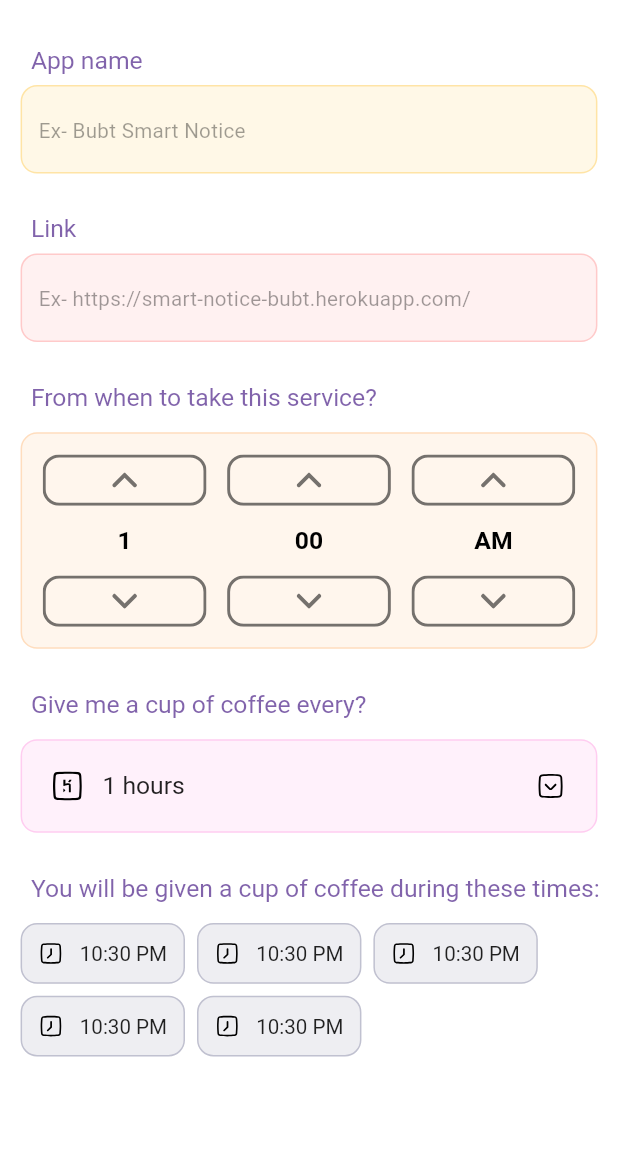
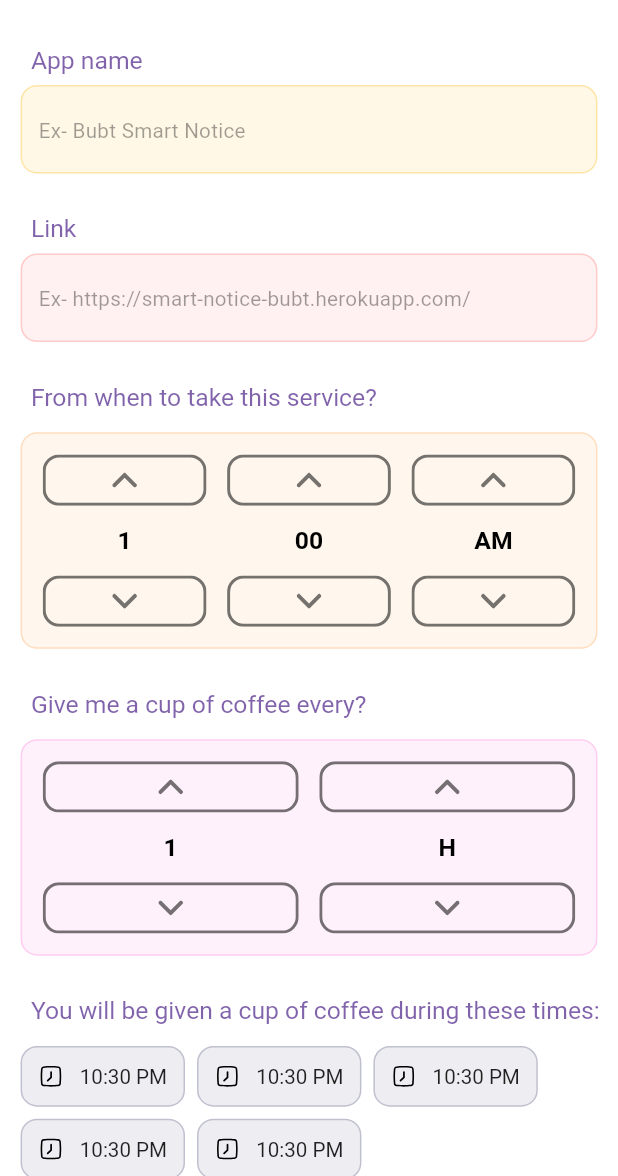
Before and after one commit to imamhossain94/Heroku-Wakes-Up, a Flutter app: the DashboardView screen opened directly, after a tap on an icon or button, on a phone screen of 412 x 824 dp, the part 60-1236 px from its top. Run offline on Flutter 3.47's test engine with Material 2 defaults, Android fonts, the phone set to English and light mode, and no system bars; our stand-ins replace animate_do, fl_chart, flutter_svg, fluttertoast, get, get_storage and 4 more; accounts and stored records are empty; Roboto replaces fonts that are missing (SofiaPro).

Commit message:
feat: interval time picker created

```diff
--- a/lib/app/controller/heroku_wake_up_controller.dart
+++ b/lib/app/controller/heroku_wake_up_controller.dart
@@ -10,13 +10,23 @@ class HerokuWakeUpController extends GetxController {
   late TextEditingController appNameTextController;
   late TextEditingController appLinkTextController;
 
+
   var hours = [for (var i = 1; i <= 12; i++) '$i'];
   var minutes = [for (var i = 0; i < 60; i++) i < 10 ? '0$i' : '$i'];
   var meridiem = ['AM', 'PM'];
+  var hourOrMinute = ['H', 'M'];
 
+  // Time selector
   var hourIndex = 0.obs;
   var minuteIndex = 0.obs;
   var meridiemIndex = 0.obs;
+
+  // Interval selector
+  var intervalHmIndex = 0.obs;
+  var intervalHIndex = 0.obs;
+  var intervalMIndex = 0.obs;
+
+
 
   @override
   void onInit() {
--- a/lib/app/view/create_app_view.dart
+++ b/lib/app/view/create_app_view.dart
@@ -9,6 +9,7 @@ import 'widgets/create_app_appbar.dart';
 import 'widgets/custom_drop_button.dart';
 import 'widgets/custom_text_editing_field.dart';
 import 'widgets/custom_time_picker.dart';
+import 'widgets/interval_time_picker.dart';
 import 'widgets/section_title.dart';
 import 'widgets/waking_up_time_widget.dart';
 
@@ -55,7 +56,7 @@ class CreateAppView extends StatelessWidget {
                       sectionTitle(
                         title: 'Give me a cup of coffee every?',
                       ),
-                      customDropDownButton(),
+                      intervalTimePicker(controller: controller),
                       sectionTitle(
                         title: 'You will be given a cup of coffee during these times:',
                       ),
--- /dev/null
+++ b/lib/app/view/widgets/interval_time_picker.dart
@@ -0,0 +1,128 @@
+import 'package:animate_do/animate_do.dart';
+import 'package:flutter/material.dart';
+import 'package:flutter_svg/svg.dart';
+import 'package:get/get.dart';
+import 'package:sizer/sizer.dart';
+
+import '../../controller/heroku_wake_up_controller.dart';
+
+Widget intervalTimePicker({required HerokuWakeUpController controller}) {
+  return FadeInUp(
+      duration: const Duration(milliseconds: 700),
+      child: Padding(
+        padding: EdgeInsets.symmetric(horizontal: 10.sp, vertical: 5.sp),
+        child: Container(
+          padding: EdgeInsets.all(10.sp),
+          decoration: BoxDecoration(
+              color: const Color(0xFFFF79D8).withOpacity(0.1),
+              borderRadius: BorderRadius.circular(8.sp),
+              border:
+                  Border.all(color: const Color(0xFFFF79D8).withOpacity(0.3))),
+          child: Row(
+            mainAxisAlignment: MainAxisAlignment.spaceEvenly,
+            children: [
+              Expanded(
+                child: Column(
+                  mainAxisSize: MainAxisSize.min,
+                  crossAxisAlignment: CrossAxisAlignment.stretch,
+                  children: [
+                    _arrowButton(
+                        iconPath: 'assets/icon/up_arrow.svg',
+                        onTap: () {
+                          if (controller.intervalHmIndex.value == 0) {
+                            controller.intervalHIndex < 11
+                                ? controller.intervalHIndex++
+                                : controller.intervalHIndex.value = 0;
+                          } else {
+                            controller.intervalMIndex < 59
+                                ? controller.intervalMIndex++
+                                : controller.intervalMIndex.value = 0;
+                          }
+                        }),
+                    Obx(() => controller.intervalHmIndex.value == 0
+                        ? _selectedText(
+                            value: controller
+                                .hours[controller.intervalHIndex.value])
+                        : _selectedText(
+                            value: controller
+                                .minutes[controller.intervalMIndex.value])),
+                    _arrowButton(
+                        iconPath: 'assets/icon/down_arrow.svg',
+                        onTap: () {
+                          if (controller.intervalHmIndex.value == 0) {
+                            controller.intervalHIndex > 0
+                                ? controller.intervalHIndex--
+                                : controller.intervalHIndex.value = 11;
+                          } else {
+                            controller.intervalMIndex > 0
+                                ? controller.intervalMIndex--
+                                : controller.intervalMIndex.value = 59;
+                          }
+                        }),
+                  ],
+                ),
+              ),
+              SizedBox(
+                width: 10.sp,
+              ),
+              Expanded(
+                child: Column(
+                  mainAxisSize: MainAxisSize.min,
+                  crossAxisAlignment: CrossAxisAlignment.stretch,
+                  children: [
+                    _arrowButton(
+                        iconPath: 'assets/icon/up_arrow.svg',
+                        onTap: () => controller.intervalHmIndex.value == 0
+                            ? controller.intervalHmIndex++
+                            : controller.intervalHmIndex.value = 0),
+                    Obx(() => _selectedText(
+                        value: controller
+                            .hourOrMinute[controller.intervalHmIndex.value])),
+                    _arrowButton(
+                        iconPath: 'assets/icon/down_arrow.svg',
+                        onTap: () => controller.intervalHmIndex.value == 1
+                            ? controller.intervalHmIndex--
+                            : controller.intervalHmIndex.value = 1),
+                  ],
+                ),
+              ),
+            ],
+          ),
+        ),
+      ));
+}
+
+Widget _arrowButton({required String iconPath, VoidCallback? onTap}) {
+  return Material(
+      type: MaterialType.transparency,
+      child: Ink(
+        decoration: BoxDecoration(
+            border: Border.all(color: Colors.black54, width: 2.0),
+            shape: BoxShape.rectangle,
+            borderRadius: BorderRadius.circular(8.sp)),
+        child: InkWell(
+          borderRadius: BorderRadius.circular(7.sp),
+          onTap: onTap,
+          child: Padding(
+            padding: EdgeInsets.symmetric(horizontal: 10.sp, vertical: 5.sp),
+            child: SvgPicture.asset(iconPath,
+                height: 12.sp,
+                width: 12.sp,
+                color: Colors.black54,
+                semanticsLabel: 'arrow'),
+          ),
+        ),
+      ));
+}
+
+Widget _selectedText({required String value}) {
+  return Padding(
+    padding: EdgeInsets.symmetric(vertical: 10.sp),
+    child: Text(
+      value,
+      textAlign: TextAlign.center,
+      style: TextStyle(
+          fontSize: 12.sp, color: Colors.black, fontWeight: FontWeight.bold),
+    ),
+  );
+}
```
Also changed, not shown: lib/app/view/dialogues/dialogues.dart (line endings or trailing spaces).
